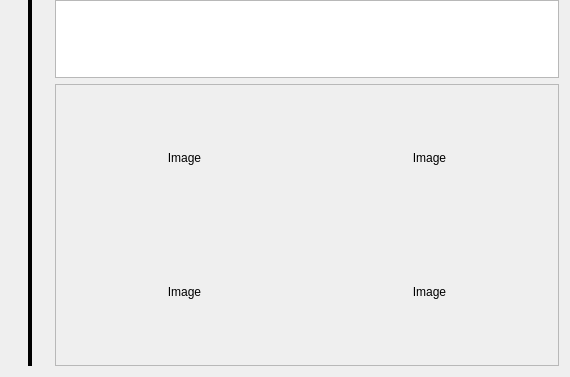
The window that retroshare-gui/src/gui/TheWire/PulseMessage.ui (RetroShare/RetroShare) describes before a commit, drawn with Qt 5.
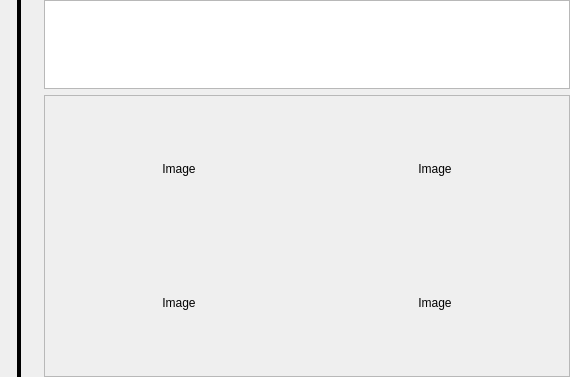
The same window after the commit. Custom widgets are drawn as their Qt base class.

Commit message:
Fixed margins to remove wasting spaces
Fixed margins to remove wasting spaces
Fixed to hide desc groupbox instead of only desc text,

```diff
--- a/retroshare-gui/src/gui/TheWire/PulseMessage.ui
+++ b/retroshare-gui/src/gui/TheWire/PulseMessage.ui
@@ -14,9 +14,18 @@
    <string>Form</string>
   </property>
   <layout class="QGridLayout" name="gridLayout_2">
+   <property name="leftMargin">
+    <number>0</number>
+   </property>
    <property name="topMargin">
     <number>0</number>
    </property>
+   <property name="rightMargin">
+    <number>0</number>
+   </property>
+   <property name="bottomMargin">
+    <number>0</number>
+   </property>
    <item row="0" column="0" rowspan="2">
     <widget class="QWidget" name="widget_indent" native="true">
      <property name="enabled">
```
The commit also changes 4 other files.
